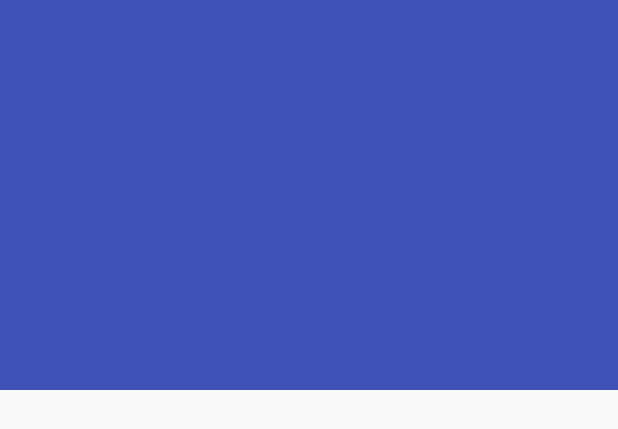
After one commit to pengjiaqii/skipview, an Android app: the layout launcher_rv_header.xml on its own in the app's theme, with its tools: preview values and no code run, on a phone screen of 412 x 824 dp. The commit adds this screen. Shown: the top 429 px of the screen. Run offline under Robolectric (Android 15) with nearby library versions, the phone set to English and light mode, and no system bars.

Commit message:
加了一个头布局

```diff
--- a/app/build.gradle
+++ b/app/build.gradle
@@ -5,7 +5,7 @@ android {
     buildToolsVersion "25.0.3"
     defaultConfig {
         applicationId "com.jade.testdemo"
-        minSdkVersion 15
+        minSdkVersion 19
         targetSdkVersion 25
         versionCode 1
         versionName "1.0"
--- a/app/src/main/java/com/jade/testdemo/MainActivity.java
+++ b/app/src/main/java/com/jade/testdemo/MainActivity.java
@@ -21,7 +21,7 @@ public class MainActivity extends Activity implements PagerGridLayoutManager
     private RecyclerView mRecyclerView;
     private MyAdapter mAdapter;
     private PagerGridLayoutManager mLayoutManager;
-//    private RadioGroup mRadioGroup;
+    //    private RadioGroup mRadioGroup;
     private TextView mPageTotal;        // 总页数
     private TextView mPageCurrent;      // 当前页数
 
@@ -117,7 +117,7 @@ public class MainActivity extends Activity implements PagerGridLayoutManager
     public void addMore(View view) {
         List<String> data = new ArrayList<>();
         for (int i = 1; i <= 5; i++) {
-            data.add("加五个"+i);
+            data.add("加五个" + i);
         }
         mAdapter.data.addAll(data);
         mAdapter.notifyDataSetChanged();
--- a/app/src/main/java/com/jade/testdemo/PagerGridLayoutManager.java
+++ b/app/src/main/java/com/jade/testdemo/PagerGridLayoutManager.java
@@ -143,6 +143,9 @@ public class PagerGridLayoutManager extends RecyclerView.LayoutManager
 
         mWidthUsed = getUsableWidth() - mItemWidth;
         mHeightUsed = getUsableHeight() - mItemHeight;
+
+        Log.w("shay", "mWidthUsed = " + mWidthUsed);
+        Log.w("shay", "mHeightUsed = " + mHeightUsed);
 
         // 预存储两页的View显示区域
         for (int i = 0; i < mOnePageSize * 2; i++) {
--- /dev/null
+++ b/app/src/main/res/layout/launcher_rv_header.xml
@@ -0,0 +1,7 @@
+<?xml version="1.0" encoding="utf-8"?>
+<LinearLayout xmlns:android="http://schemas.android.com/apk/res/android"
+    android:layout_width="match_parent"
+    android:background="@color/colorPrimary"
+    android:layout_height="390px">
+
+</LinearLayout>
```
Also changed, not shown: app/src/main/java/com/jade/testdemo/MyAdapter.java (+46 -10 lines).
